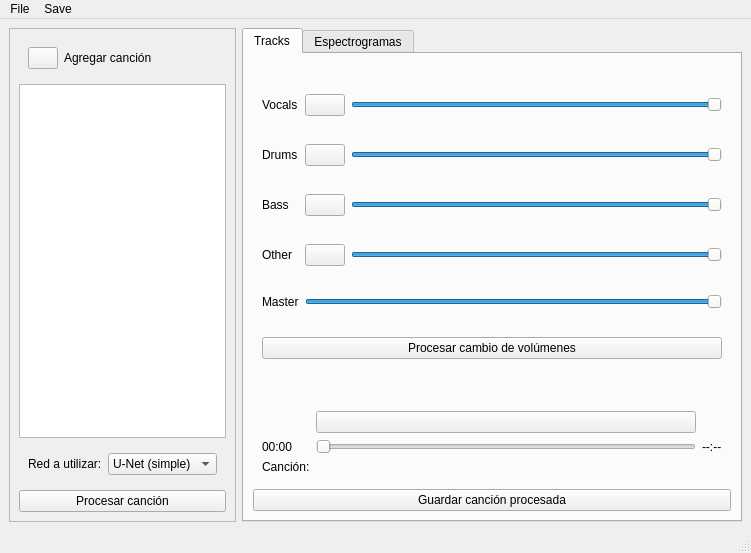
Qt form designer/mainwindow.ui (BrunoDS01/App_ASSD) before a commit.
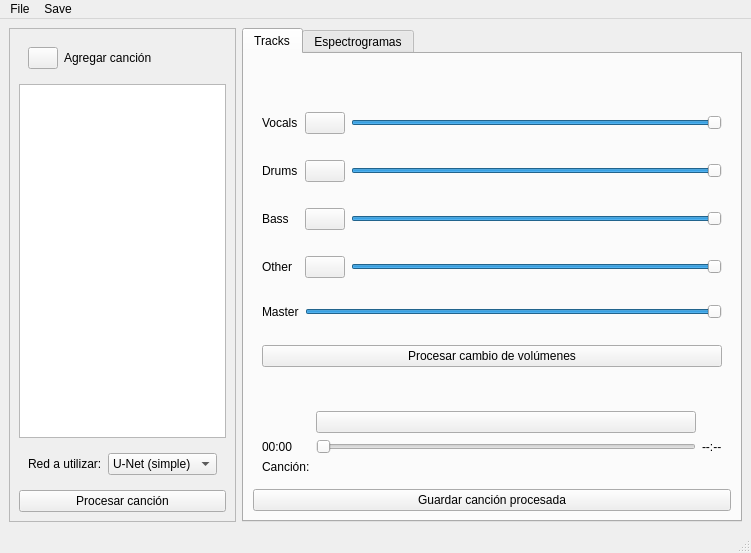
The same form after that commit. Icons and pictures are not drawn.

The edit to the form file:
```diff
--- a/designer/mainwindow.ui
+++ b/designer/mainwindow.ui
@@ -124,11 +124,174 @@
         <string>Tracks</string>
        </attribute>
        <layout class="QGridLayout" name="gridLayout_2">
-        <item row="2" column="0">
+        <item row="4" column="0">
+         <widget class="QPushButton" name="saveSongPushButton">
+          <property name="text">
+           <string>Guardar canción procesada</string>
+          </property>
+         </widget>
+        </item>
+        <item row="1" column="0">
+         <widget class="QStackedWidget" name="stackedWidget">
+          <property name="currentIndex">
+           <number>0</number>
+          </property>
+          <widget class="QWidget" name="page">
+           <layout class="QGridLayout" name="gridLayout_3">
+            <item row="0" column="2">
+             <widget class="QSlider" name="vocalsVolumeHorizontalSlider">
+              <property name="maximum">
+               <number>100</number>
+              </property>
+              <property name="value">
+               <number>100</number>
+              </property>
+              <property name="orientation">
+               <enum>Qt::Horizontal</enum>
+              </property>
+             </widget>
+            </item>
+            <item row="0" column="0">
+             <widget class="QLabel" name="label_3">
+              <property name="text">
+               <string>Vocals</string>
+              </property>
+             </widget>
+            </item>
+            <item row="5" column="1" colspan="2">
+             <widget class="QSlider" name="globalVolumeHorizontalSlider">
+              <property name="value">
+               <number>99</number>
+              </property>
+              <property name="orientation">
+               <enum>Qt::Horizontal</enum>
+              </property>
+             </widget>
+            </item>
+            <item row="5" column="0">
+             <widget class="QLabel" name="label_8">
+              <property name="text">
+               <string>Master</string>
+              </property>
+             </widget>
+            </item>
+            <item row="0" column="1">
+             <widget class="QPushButton" name="muteVocalsPushButton">
+              <property name="styleSheet">
+               <string notr="true">image: url(:/button_images/assets/mute.png);</string>
+              </property>
+              <property name="text">
+               <string/>
+              </property>
+             </widget>
+            </item>
+            <item row="1" column="1">
+             <widget class="QPushButton" name="muteDrumsPushButton">
+              <property name="styleSheet">
+               <string notr="true">image: url(:/button_images/assets/mute.png);</string>
+              </property>
+              <property name="text">
+               <string/>
+              </property>
+             </widget>
+            </item>
+            <item row="3" column="2">
+             <widget class="QSlider" name="otherVolumeHorizontalSlider">
+              <property name="maximum">
+               <number>100</number>
+              </property>
+              <property name="value">
+               <number>100</number>
+              </property>
+              <property name="orientation">
+               <enum>Qt::Horizontal</enum>
+              </property>
+             </widget>
+            </item>
+            <item row="3" column="0">
+             <widget class="QLabel" name="label_5">
+              <property name="text">
+               <string>Other</string>
+              </property>
+             </widget>
+            </item>
+            <item row="2" column="0">
+             <widget class="QLabel" name="label_6">
+              <property name="text">
+               <string>Bass</string>
+              </property>
+             </widget>
+            </item>
+            <item row="6" column="0" colspan="3">
+             <widget class="QPushButton" name="changeVolumePushButton">
+              <property name="text">
+               <string>Procesar cambio de volúmenes</string>
+              </property>
+             </widget>
+            </item>
+            <item row="3" column="1">
+             <widget class="QPushButton" name="muteOtherPushButton">
+              <property name="styleSheet">
+               <string notr="true">image: url(:/button_images/assets/mute.png);</string>
+              </property>
+              <property name="text">
+               <string/>
+              </property>
+             </widget>
+            </item>
+            <item row="1" column="2">
+             <widget class="QSlider" name="drumsVolumeHorizontalSlider">
+              <property name="maximum">
+               <number>100</number>
+              </property>
+              <property name="value">
+               <number>100</number>
+              </property>
+              <property name="orientation">
+               <enum>Qt::Horizontal</enum>
+              </property>
+             </widget>
+            </item>
+            <item row="2" column="2">
+             <widget class="QSlider" name="bassVolumeHorizontalSlider">
+              <property name="maximum">
+               <number>100</number>
+              </property>
+              <property name="value">
+               <number>100</number>
+              </property>
+              <property name="orientation">
+               <enum>Qt::Horizontal</enum>
+              </property>
+             </widget>
+            </item>
+            <item row="1" column="0">
+             <widget class="QLabel" name="label_4">
+              <property name="text">
+               <string>Drums</string>
+              </property>
+             </widget>
+            </item>
+            <item row="2" column="1">
+             <widget class="QPushButton" name="muteBassPushButton">
+              <property name="styleSheet">
+               <string notr="true">image: url(:/button_images/assets/mute.png);</string>
+              </property>
+              <property name="text">
+               <string/>
+              </property>
+             </widget>
+            </item>
+           </layout>
+          </widget>
+          <widget class="QWidget" name="page_2"/>
+         </widget>
+        </item>
+        <item row="3" column="0">
          <widget class="QWidget" name="widget_3" native="true">
           <layout class="QGridLayout" name="gridLayout_4">
            <item row="2" column="0">
-            <widget class="QLabel" name="currentSongMiniteLabel">
+            <widget class="QLabel" name="currentSongMinuteLabel">
              <property name="text">
               <string>00:00</string>
              </property>
@@ -190,167 +353,11 @@
           </layout>
          </widget>
         </item>
-        <item row="3" column="0">
-         <widget class="QPushButton" name="saveSongPushButton">
-          <property name="text">
-           <string>Guardar canción procesada</string>
-          </property>
-         </widget>
-        </item>
         <item row="0" column="0">
-         <widget class="QStackedWidget" name="stackedWidget">
-          <property name="currentIndex">
-           <number>0</number>
+         <widget class="QLabel" name="processingLabel">
+          <property name="text">
+           <string/>
           </property>
-          <widget class="QWidget" name="page">
-           <layout class="QGridLayout" name="gridLayout_3">
-            <item row="0" column="2">
-             <widget class="QSlider" name="vocalsVolumeHorizontalSlider">
-              <property name="maximum">
-               <number>100</number>
-              </property>
-              <property name="value">
-               <number>100</number>
-              </property>
-              <property name="orientation">
-               <enum>Qt::Horizontal</enum>
-              </property>
-             </widget>
-            </item>
-            <item row="3" column="2">
-             <widget class="QSlider" name="otherVolumeHorizontalSlider">
-              <property name="maximum">
-               <number>100</number>
-              </property>
-              <property name="value">
-               <number>100</number>
-              </property>
-              <property name="orientation">
-               <enum>Qt::Horizontal</enum>
-              </property>
-             </widget>
-            </item>
-            <item row="1" column="2">
-             <widget class="QSlider" name="drumsVolumeHorizontalSlider">
-              <property name="maximum">
-               <number>100</number>
-              </property>
-              <property name="value">
-               <number>100</number>
-              </property>
-              <property name="orientation">
-               <enum>Qt::Horizontal</enum>
-              </property>
-             </widget>
-            </item>
-            <item row="6" column="0" colspan="3">
-             <widget class="QPushButton" name="changeVolumePushButton">
-              <property name="text">
-               <string>Procesar cambio de volúmenes</string>
-              </property>
-             </widget>
-            </item>
-            <item row="1" column="0">
-             <widget class="QLabel" name="label_4">
-              <property name="text">
-               <string>Drums</string>
-              </property>
-             </widget>
-            </item>
-            <item row="2" column="2">
-             <widget class="QSlider" name="bassVolumeHorizontalSlider">
-              <property name="maximum">
-               <number>100</number>
-              </property>
-              <property name="value">
-               <number>100</number>
-              </property>
-              <property name="orientation">
-               <enum>Qt::Horizontal</enum>
-              </property>
-             </widget>
-            </item>
-            <item row="1" column="1">
-             <widget class="QPushButton" name="muteDrumsPushButton">
-              <property name="styleSheet">
-               <string notr="true">image: url(:/button_images/assets/mute.png);</string>
-              </property>
-              <property name="text">
-               <string/>
-              </property>
-             </widget>
-            </item>
-            <item row="3" column="1">
-             <widget class="QPushButton" name="muteOtherPushButton">
-              <property name="styleSheet">
-               <string notr="true">image: url(:/button_images/assets/mute.png);</string>
-              </property>
-              <property name="text">
-               <string/>
-              </property>
-             </widget>
-            </item>
-            <item row="2" column="1">
-             <widget class="QPushButton" name="muteBassPushButton">
-              <property name="styleSheet">
-               <string notr="true">image: url(:/button_images/assets/mute.png);</string>
-              </property>
-              <property name="text">
-               <string/>
-              </property>
-             </widget>
-            </item>
-            <item row="0" column="0">
-             <widget class="QLabel" name="label_3">
-              <property name="text">
-               <string>Vocals</string>
-              </property>
-             </widget>
-            </item>
-            <item row="3" column="0">
-             <widget class="QLabel" name="label_5">
-              <property name="text">
-               <string>Other</string>
-              </property>
-             </widget>
-            </item>
-            <item row="2" column="0">
-             <widget class="QLabel" name="label_6">
-              <property name="text">
-               <string>Bass</string>
-              </property>
-             </widget>
-            </item>
-            <item row="0" column="1">
-             <widget class="QPushButton" name="muteVocalsPushButton">
-              <property name="styleSheet">
-               <string notr="true">image: url(:/button_images/assets/mute.png);</string>
-              </property>
-              <property name="text">
-               <string/>
-              </property>
-             </widget>
-            </item>
-            <item row="5" column="1" colspan="2">
-             <widget class="QSlider" name="globalVolumeHorizontalSlider">
-              <property name="value">
-               <number>99</number>
-              </property>
-              <property name="orientation">
-               <enum>Qt::Horizontal</enum>
-              </property>
-             </widget>
-            </item>
-            <item row="5" column="0">
-             <widget class="QLabel" name="label_8">
-              <property name="text">
-               <string>Master</string>
-              </property>
-             </widget>
-            </item>
-           </layout>
-          </widget>
-          <widget class="QWidget" name="page_2"/>
          </widget>
         </item>
        </layout>
```
